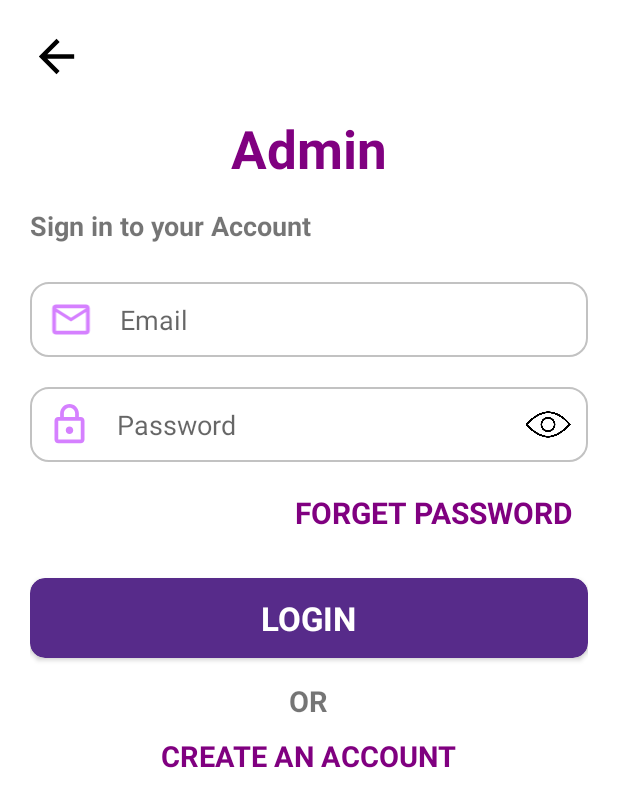
After one commit to sagar-tandan/projectK, an Android app: the adminPanall screen opened directly, with no data from a screen before it, on a phone screen of 412 x 824 dp. The commit adds this screen. Shown: the top 807 px of the screen. Run offline under Robolectric (Android 15) with nearby library versions, the light colour scheme and no system bars; our stand-ins replace Firebase (no records; nobody signed in at launch, a user with empty details on screens opened directly).

```diff
--- /dev/null
+++ b/app/src/main/java/com/example/projectk/adminPanall.java
@@ -0,0 +1,146 @@
+package com.example.projectk;
+
+import androidx.annotation.NonNull;
+import androidx.appcompat.app.AppCompatActivity;
+import androidx.cardview.widget.CardView;
+
+import android.app.ProgressDialog;
+import android.content.Intent;
+import android.os.Bundle;
+import android.text.method.HideReturnsTransformationMethod;
+import android.text.method.PasswordTransformationMethod;
+import android.util.Patterns;
+import android.view.View;
+import android.widget.EditText;
+import android.widget.ImageView;
+import android.widget.TextView;
+import android.widget.Toast;
+
+import com.google.android.gms.tasks.OnCompleteListener;
+import com.google.android.gms.tasks.Task;
+import com.google.firebase.auth.AuthResult;
+import com.google.firebase.auth.FirebaseAuth;
+import com.google.firebase.auth.FirebaseUser;
+
+public class adminPanall extends AppCompatActivity {
+
+
+    private ImageView back,passShow;
+    private EditText login_email,pass;
+    private TextView forget_password,create_admin_acc;
+    private CardView Login_Admin;
+
+
+    FirebaseAuth firebaseAuth;
+    FirebaseUser firebaseUser;
+
+    ProgressDialog progressDialog;
+
+    @Override
+    protected void onCreate(Bundle savedInstanceState) {
+        super.onCreate(savedInstanceState);
+        setContentView(R.layout.activity_admin_panall);
+
+        back = findViewById(R.id.back);
+        login_email = findViewById(R.id.login_email);
+        pass = findViewById(R.id.passwordL);
+        forget_password = findViewById(R.id.forget_pass);
+        create_admin_acc = findViewById(R.id.create_Account);
+        Login_Admin = findViewById(R.id.login_card);
+        passShow = findViewById(R.id.passShow);
+
+
+        firebaseAuth = FirebaseAuth.getInstance();
+        firebaseUser = firebaseAuth.getCurrentUser();
+
+
+
+        back.setOnClickListener(new View.OnClickListener() {
+            @Override
+            public void onClick(View view) {
+                onBackPressed();
+            }
+        });
+
+        //Show and Hide Password
+        passShow.setOnClickListener(new View.OnClickListener() {
+            @Override
+            public void onClick(View view) {
+
+                if (view.getId() == R.id.passShow) {
+
+                    if (pass.getTransformationMethod().equals(PasswordTransformationMethod.getInstance())) {
+                        ((ImageView) (view)).setImageResource(R.drawable.visibility);
+                        //Show Password
+                        pass.setTransformationMethod(HideReturnsTransformationMethod.getInstance());
+                    } else {
+                        ((ImageView) (view)).setImageResource(R.drawable.eye);
+
+                        //Hide Password
+                        pass.setTransformationMethod(PasswordTransformationMethod.getInstance());
+
+                    }
+                }
+
+            }
+        });
+
+
+        //Forget Password section
+        forget_password.setOnClickListener(new View.OnClickListener() {
+            @Override
+            public void onClick(View view) {
+
+            }
+        });
+
+
+        Login_Admin.setOnClickListener(new View.OnClickListener() {
+            @Override
+            public void onClick(View view) {
+
+                String email  = login_email.getText().toString().trim();
+                String password  = pass.getText().toString().trim();
+
+                if (!Patterns.EMAIL_ADDRESS.matcher(email).matches()){
+                    login_email.setError("Enter the valid Email");
+                    login_email.requestFocus();
+                } else if(email.isEmpty()){
+                    login_email.setError("Email is required");
+                    login_email.requestFocus();
+                }else if(password.isEmpty() || password.length()<8){
+                    pass.setError("Password cannot be empty or less than 8 letters");
+                    pass.requestFocus();
+                } else{
+
+                    progressDialog = new ProgressDialog(adminPanall.this);
+                    progressDialog.setMessage("Please wait till Login....");
+                    progressDialog.setCanceledOnTouchOutside(false);
+                    progressDialog.setTitle("LOGIN");
+                    progressDialog.show();
+
+                    firebaseAuth.signInWithEmailAndPassword(email,password).addOnCompleteListener(new OnCompleteListener<AuthResult>() {
+                        @Override
+                        public void onComplete(@NonNull Task<AuthResult> task) {
+
+                            if (task.isSuccessful()){
+                                SendAdminToNewActivity();
+                                progressDialog.dismiss();
+                                Toast.makeText(adminPanall.this, "Login Successful", Toast.LENGTH_SHORT).show();
+                            }else{
+                                Toast.makeText(adminPanall.this, "Failed to login! Please check your credentials", Toast.LENGTH_SHORT).show();
+                            }
+                        }
+                    });
+
+                }
+            }
+        });
+    }
+
+    private void SendAdminToNewActivity() {
+        Intent intent = new Intent(adminPanall.this,Admin_create_class.class);
+        intent.setFlags(Intent.FLAG_ACTIVITY_CLEAR_TASK|Intent.FLAG_ACTIVITY_NEW_TASK);
+        startActivity(intent);
+    }
+}
--- /dev/null
+++ b/app/src/main/res/layout/activity_admin_panall.xml
@@ -0,0 +1,198 @@
+<?xml version="1.0" encoding="utf-8"?>
+<androidx.constraintlayout.widget.ConstraintLayout xmlns:android="http://schemas.android.com/apk/res/android"
+    xmlns:app="http://schemas.android.com/apk/res-auto"
+    xmlns:tools="http://schemas.android.com/tools"
+    android:layout_width="match_parent"
+    android:layout_height="match_parent"
+    tools:context=".adminPanall">
+
+
+    <ScrollView
+        android:layout_width="match_parent"
+        android:layout_height="match_parent"
+        app:layout_constraintBottom_toBottomOf="parent"
+        app:layout_constraintEnd_toEndOf="parent"
+        app:layout_constraintStart_toStartOf="parent"
+        app:layout_constraintTop_toTopOf="parent">
+
+        <androidx.appcompat.widget.LinearLayoutCompat
+            android:layout_width="match_parent"
+            android:layout_height="wrap_content"
+            android:layout_margin="20dp"
+            android:paddingBottom="20dp"
+            android:orientation="vertical">
+
+            <ImageView
+                android:id="@+id/back"
+                android:layout_width="35dp"
+                android:layout_height="35dp"
+                android:layout_marginBottom="20dp"
+                android:clickable="true"
+                android:foreground="?android:attr/selectableItemBackground"
+                android:src="@drawable/ic_baseline_arrow_back_24" />
+
+            <TextView
+                android:layout_width="match_parent"
+                android:layout_height="wrap_content"
+                android:text="Admin"
+                android:gravity="center_horizontal"
+                android:textSize="35sp"
+                android:textStyle="bold"
+                android:textColor="#800080"/>
+
+
+
+            <TextView
+                android:layout_width="wrap_content"
+                android:layout_height="wrap_content"
+                android:text="Sign in to your Account"
+                android:textSize="18dp"
+                android:paddingTop="15dp"
+                android:paddingBottom="15dp"
+                android:textStyle="bold" />
+
+
+            <androidx.appcompat.widget.LinearLayoutCompat
+                android:layout_width="match_parent"
+                android:layout_height="wrap_content"
+                android:layout_marginTop="10dp"
+                android:layout_marginBottom="10dp"
+                android:weightSum="10"
+                android:background="@drawable/background_emailpasss"
+                android:orientation="horizontal">
+
+
+                <ImageView
+                    android:layout_width="0dp"
+                    android:layout_height="30dp"
+                    android:layout_weight="1"
+                    android:src="@drawable/ic_outline_email_24"
+                    android:layout_margin="10dp"/>
+
+                <EditText
+                    android:id="@+id/login_email"
+                    android:layout_width="0dp"
+                    android:layout_height="match_parent"
+                    android:layout_weight="9"
+                    android:hint="Email"
+                    android:inputType="textEmailAddress"
+                    android:singleLine="true"
+                    android:padding="5dp"
+                    android:background="@null"
+                    />
+            </androidx.appcompat.widget.LinearLayoutCompat>
+
+
+            <androidx.appcompat.widget.LinearLayoutCompat
+                android:layout_width="match_parent"
+                android:layout_height="wrap_content"
+                android:layout_marginTop="10dp"
+                android:layout_marginBottom="10dp"
+                android:weightSum="10"
+                android:background="@drawable/background_emailpasss"
+                android:orientation="horizontal">
+
+
+                <ImageView
+                    android:layout_width="0dp"
+                    android:layout_height="30dp"
+                    android:layout_weight="1"
+                    android:src="@drawable/ic_outline_lock_24"
+                    android:layout_margin="10dp"/>
+
+                <EditText
+                    android:id="@+id/passwordL"
+                    android:layout_width="0dp"
+                    android:layout_height="match_parent"
+                    android:layout_weight="8"
+                    android:hint="Password"
+                    android:inputType="textPassword"
+                    android:singleLine="true"
+                    android:padding="5dp"
+                    android:background="@null" />
+
+                <ImageView
+                    android:id="@+id/passShow"
+                    android:layout_width="0dp"
+                    android:layout_height="30dp"
+                    android:layout_weight="1"
+                    android:src="@drawable/eye"
+                    android:layout_margin="10dp"/>
+
+
+            </androidx.appcompat.widget.LinearLayoutCompat>
+
+
+            <TextView
+                android:id="@+id/forget_pass"
+                android:layout_width="wrap_content"
+                android:layout_height="wrap_content"
+                android:text="FORGET PASSWORD"
+                android:padding="10dp"
+                android:textColor="#800080"
+                android:textSize="20dp"
+                android:layout_gravity="end"
+                android:clickable="true"
+                android:foreground="?android:attr/selectableItemBackground"
+                android:textStyle="bold" />
+
+            <androidx.cardview.widget.CardView
+                android:id="@+id/login_card"
+                android:layout_width="match_parent"
+                android:layout_height="wrap_content"
+                android:clickable="true"
+                android:foreground="?android:attr/selectableItemBackground"
+                android:layout_marginTop="20dp"
+                android:layout_marginBottom="10dp"
+                app:cardCornerRadius="10dp"
+                android:backgroundTint="#572b8a">
+
+                <TextView
+                    android:layout_width="wrap_content"
+                    android:layout_height="wrap_content"
+                    android:text="LOGIN"
+                    android:padding="12dp"
+                    android:layout_gravity="center"
+                    android:textSize="22dp"
+                    android:textStyle="bold"
+                    android:textColor="@color/white"/>
+            </androidx.cardview.widget.CardView>
+
+
+            <TextView
+                android:layout_width="wrap_content"
+                android:layout_height="wrap_content"
+                android:text="OR"
+                android:textSize="19dp"
+                android:padding="5dp"
+                android:layout_gravity="center_horizontal"
+                android:clickable="true"
+                android:foreground="?android:attr/selectableItemBackground"
+                android:textStyle="bold" />
+
+
+
+            <TextView
+                android:id="@+id/create_Account"
+                android:layout_width="wrap_content"
+                android:layout_height="wrap_content"
+                android:text="CREATE AN ACCOUNT"
+                android:textColor="#800080"
+                android:textSize="19dp"
+                android:padding="5dp"
+                android:layout_gravity="center_horizontal"
+                android:clickable="true"
+                android:foreground="?android:attr/selectableItemBackground"
+                android:textStyle="bold" />
+
+
+
+
+
+
+        </androidx.appcompat.widget.LinearLayoutCompat>
+
+    </ScrollView>
+
+
+</androidx.constraintlayout.widget.ConstraintLayout>
```
Also changed, not shown: app/src/main/AndroidManifest.xml (+16 -7 lines), app/src/main/java/com/example/projectk/AdminInterface.java (added, +25 -0 lines), app/src/main/java/com/example/projectk/Admin_create_class.java (added, +118 -0 lines), app/src/main/java/com/example/projectk/MainActivity.java (+16 -8 lines), app/src/main/res/layout/activity_admin_create_class.xml (added, +103 -0 lines), app/src/main/res/layout/activity_admin_interface.xml (added, +30 -0 lines).
